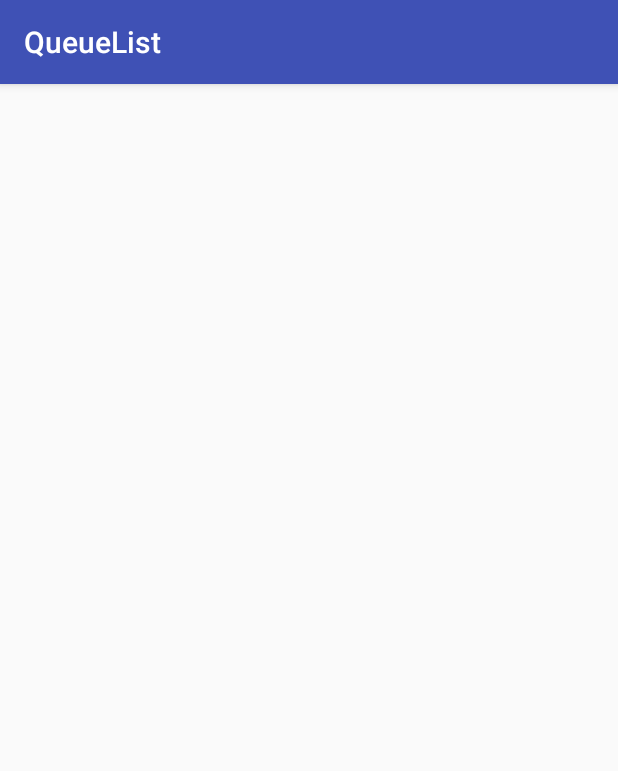
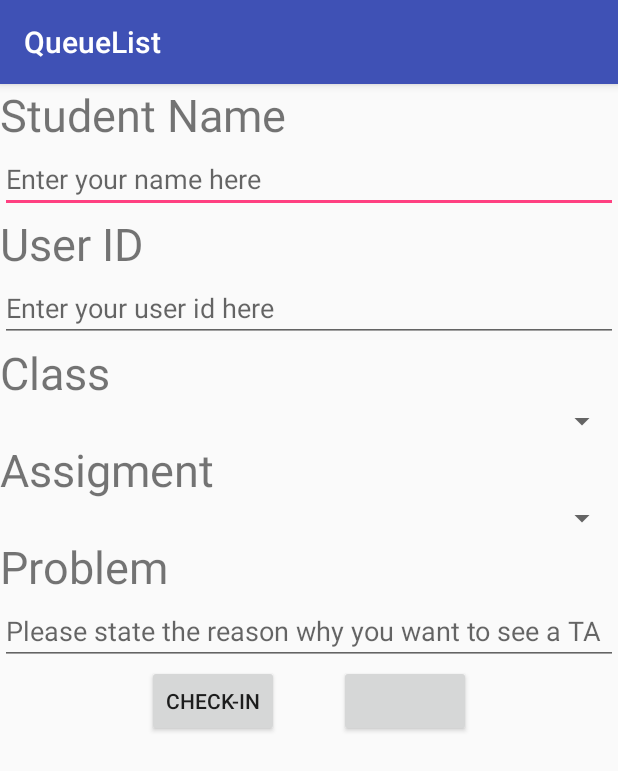
Before and after one commit to jihoonok/QueueList, an Android app: the fragment StudentNameFragment shown on its own in the app's theme, on a phone screen of 412 x 824 dp. Shown: the top 771 px of the screen. Run offline under Robolectric (Android 15) with nearby library versions, the phone set to English and light mode, and no system bars.

Commit message:
Created Student class with new string values and a new layout for StudentNameFragment

```diff
--- a/app/src/main/java/edu/umd/cs/queuelist/MainActivity.java
+++ b/app/src/main/java/edu/umd/cs/queuelist/MainActivity.java
@@ -8,7 +8,6 @@ public class MainActivity extends SingleFragmentActivity {
 
     @Override
     protected Fragment createFragment() {
-        int fuck = 0;
         return MainFragment.newInstance();
     }
 }
--- a/app/src/main/java/edu/umd/cs/queuelist/StudentNameFragment.java
+++ b/app/src/main/java/edu/umd/cs/queuelist/StudentNameFragment.java
@@ -27,6 +27,8 @@ public class StudentNameFragment extends android.support.v4.app.Fragment {
 
         view = inflater.inflate(R.layout.fragment_studentname, container, false);
 
+
+
         return view;
     }
 
--- a/app/src/main/res/layout/fragment_studentname.xml
+++ b/app/src/main/res/layout/fragment_studentname.xml
@@ -1,6 +1,77 @@
 <?xml version="1.0" encoding="utf-8"?>
+<ScrollView
+    xmlns:android="http://schemas.android.com/apk/res/android"
+    android:layout_width="match_parent"
+    android:layout_height="match_parent">
 <LinearLayout xmlns:android="http://schemas.android.com/apk/res/android"
-    android:orientation="vertical" android:layout_width="match_parent"
+    android:orientation="vertical"
+    android:layout_width="match_parent"
     android:layout_height="match_parent">
 
+    <TextView
+        android:text="@string/student_name_label"
+        android:layout_width="match_parent"
+        android:layout_height="wrap_content"
+        android:textSize="30dp" />
+    <EditText
+        android:hint="@string/student_name_hint"
+        android:layout_width="match_parent"
+        android:layout_height="wrap_content"
+        android:id="@+id/student_name" />
+    <TextView
+        android:text="@string/user_id_label"
+        android:layout_width="match_parent"
+        android:layout_height="wrap_content"
+        android:textSize="30dp" />
+    <EditText
+        android:hint="@string/user_id_hint"
+        android:layout_width="match_parent"
+        android:layout_height="wrap_content"
+        android:id="@+id/user_id" />
+    <TextView
+        android:text="@string/class_label"
+        android:layout_width="match_parent"
+        android:layout_height="wrap_content"
+        android:textSize="30dp" />
+    <Spinner
+        android:layout_width="match_parent"
+        android:layout_height="wrap_content"
+        android:id="@+id/spinner_class" />
+    <TextView
+        android:text="@string/assignment_label"
+        android:layout_width="match_parent"
+        android:layout_height="wrap_content"
+        android:textSize="30dp" />
+    <Spinner
+        android:layout_width="match_parent"
+        android:layout_height="wrap_content"
+        android:id="@+id/spinner_assignment" />
+    <TextView
+        android:text="@string/problem_label"
+        android:layout_width="match_parent"
+        android:layout_height="wrap_content"
+        android:textSize="30dp" />
+    <EditText
+        android:hint="@string/problem_hint"
+        android:layout_width="match_parent"
+        android:layout_height="wrap_content"
+        android:id="@+id/problem" />
+    <LinearLayout xmlns:android="http://schemas.android.com/apk/res/android"
+        android:orientation="horizontal"
+        android:gravity="center"
+        android:layout_width="match_parent"
+        android:layout_height="wrap_content">
+        <Button
+            android:text="@string/check_in_button"
+            android:layout_width="wrap_content"
+            android:layout_height="wrap_content"
+            android:layout_marginRight="40dp"
+            android:id="@+id/check_in_button" />
+        <Button
+            android:text="@string/cancel_button"
+            android:layout_width="wrap_content"
+            android:layout_height="wrap_content"
+            android:id="@+id/cancel_button" />
+    </LinearLayout>>
 </LinearLayout>
+</ScrollView>
--- a/app/src/main/res/values/strings.xml
+++ b/app/src/main/res/values/strings.xml
@@ -4,5 +4,26 @@
     <string name="getting_started">Click which one you are to get started</string>
     <string name="students">Students</string>
     <string name="instructors">Instructors</string>
-
+    <string name="student_name_label">Student Name</string>
+    <string name="student_name_hint">Enter your name here</string>
+    <string name="user_id_label">User ID</string>
+    <string name="user_id_hint">Enter your user id here</string>
+    <string name="class_label">Class</string>
+    <string name="assignment_label">Assigment</string>
+    <string name="problem_label">Problem</string>
+    <string name="problem_hint">Please state the reason why you want to see a TA</string>
+    <string name="check_in_button">Check-in</string>
+    <string name="cancel_button"></string>
+    <string-array name="class_array">
+        <item>None</item>
+        <item>CMSC131</item>
+        <item>CMSC132</item>
+        <item>CMSC216</item>
+    </string-array>
+    <string-array name="assignment_array">
+        <item>None</item>
+        <item>Project1</item>
+        <item>Project2</item>
+        <item>Project3</item>
+    </string-array>
 </resources>
```
